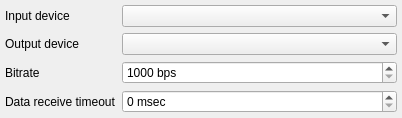
This is src/plugins/jinglertp/audiooptions.ui in eyecu-im/eyecu-qt as Qt 5 draws it before an edit. The edited form follows.
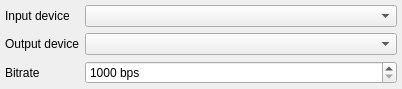
This is the edited form.

What changed in the file:
```diff
--- a/src/plugins/jinglertp/audiooptions.ui
+++ b/src/plugins/jinglertp/audiooptions.ui
@@ -7,7 +7,7 @@
     <x>0</x>
     <y>0</y>
     <width>402</width>
-    <height>114</height>
+    <height>88</height>
    </rect>
   </property>
   <property name="windowTitle">
@@ -75,23 +75,6 @@
      </property>
     </widget>
    </item>
-   <item row="4" column="0">
-    <widget class="QLabel" name="lblTimeout">
-     <property name="text">
-      <string>Data receive timeout</string>
-     </property>
-    </widget>
-   </item>
-   <item row="4" column="1">
-    <widget class="QSpinBox" name="spbTimeout">
-     <property name="suffix">
-      <string> msec</string>
-     </property>
-     <property name="maximum">
-      <number>60000</number>
-     </property>
-    </widget>
-   </item>
   </layout>
  </widget>
  <tabstops>
```
Left out of the diff: 6 changed lines with no effect on the pictures.
